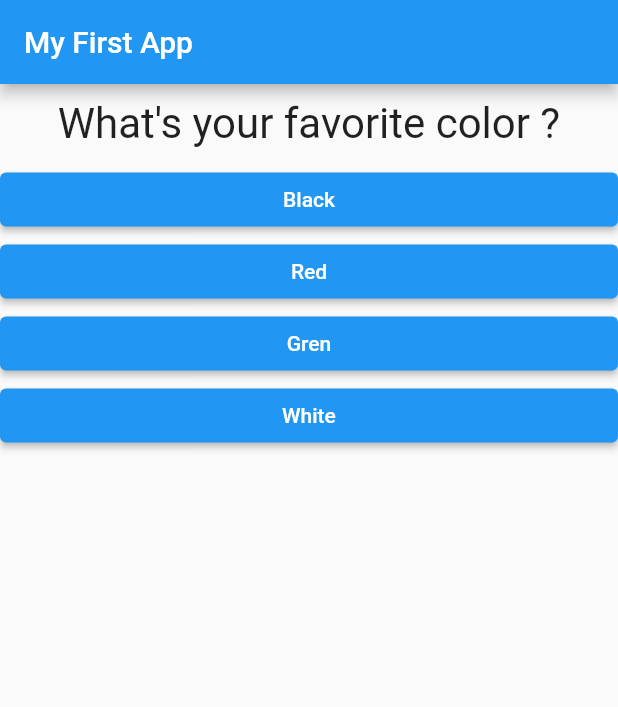
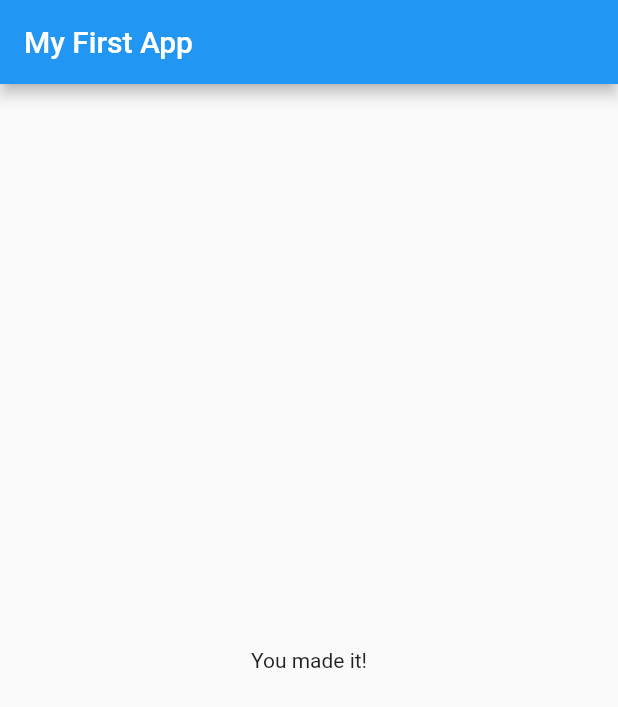
Before and after one commit to khadetou/Flutter-first-app, a Flutter app: the screen it shows after launch, after a tap on "Black", after a tap on "Snake", after a tap on "Python", on a phone screen of 412 x 824 dp. Shown: the top 707 px of the screen. Run offline on Flutter 3.47's test engine with Material 2 defaults, Android fonts, the phone set to English and light mode, and no system bars.

Commit message:
answer and result files

```diff
--- a/lib/main.dart
+++ b/lib/main.dart
@@ -1,6 +1,6 @@
 import 'package:flutter/material.dart';
-import './question.dart';
-import './answer.dart';
+import './quiz.dart';
+import './result.dart';
 
 void main() => runApp(MyApp());
 
@@ -30,11 +30,7 @@ class _MyAppState extends State<MyApp> {
 
   void _questionHandler() {
     setState(() {
-      if (_questionsIndex == questions.length - 1) {
-        _questionsIndex = 0;
-      } else {
-        _questionsIndex++;
-      }
+      _questionsIndex++;
     });
   }
 
@@ -45,17 +41,12 @@ class _MyAppState extends State<MyApp> {
         appBar: AppBar(
           title: Text("My First App"),
         ),
-        body: Column(
-          children: [
-            Question(
-              questions[_questionsIndex]['questionText'] as String,
-            ),
-            ...(questions[_questionsIndex]['answers'] as List<String>)
-                .map((answer) {
-              return Answer(_questionHandler, answer);
-            }).toList(),
-          ],
-        ),
+        body: _questionsIndex < questions.length
+            ? Quiz(
+                questions: questions,
+                questionIndex: _questionsIndex,
+                questionHandler: _questionHandler)
+            : Result(),
       ),
     );
   }
--- /dev/null
+++ b/lib/quiz.dart
@@ -0,0 +1,27 @@
+import 'package:flutter/material.dart';
+import './question.dart';
+import './answer.dart';
+
+class Quiz extends StatelessWidget {
+  final List<Map<String, Object>> questions;
+  final int questionIndex;
+  final VoidCallback questionHandler;
+
+  Quiz({
+    required this.questions,
+    required this.questionIndex,
+    required this.questionHandler,
+  });
+
+  @override
+  Widget build(BuildContext context) {
+    return Column(
+      children: [
+        Question(questions[questionIndex]['questionText'] as String),
+        ...(questions[questionIndex]['answers'] as List<String>).map((answer) {
+          return Answer(questionHandler, answer);
+        }).toList(),
+      ],
+    );
+  }
+}
--- /dev/null
+++ b/lib/result.dart
@@ -0,0 +1,10 @@
+import 'package:flutter/material.dart';
+
+class Result extends StatelessWidget {
+  @override
+  Widget build(BuildContext context) {
+    return Center(
+      child: Text('You made it!'),
+    );
+  }
+}
```
